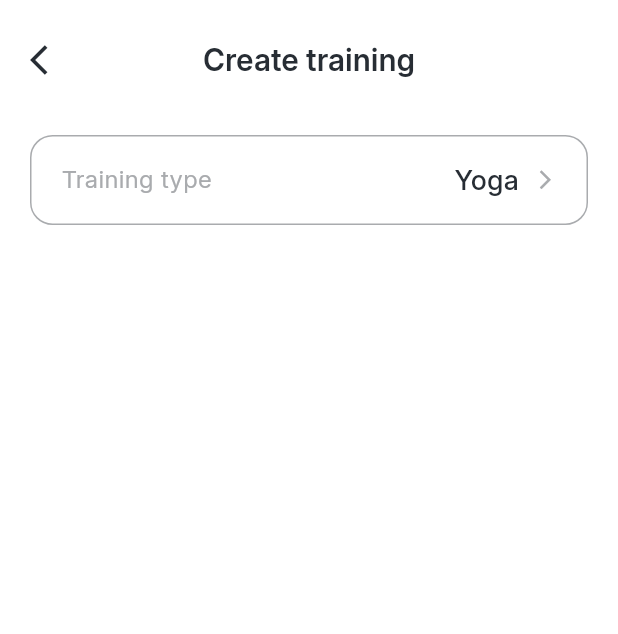
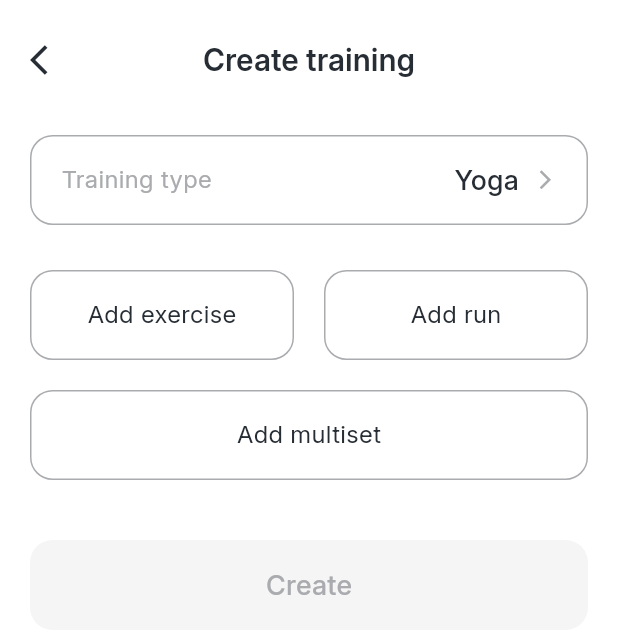
Before and after one commit to OscrTR/MyFitnessTracker, a Flutter app: the TrainingsPage screen opened by its route, after a tap on "Create a yoga training", on a phone screen of 412 x 824 dp. Shown: the top 634 px of the screen. Run offline on Flutter 3.47's test engine with Material 3 defaults, Android fonts, the phone set to English and light mode, and no system bars; our stand-ins replace animated_custom_dropdown, bloc, dartz, easy_localization, equatable, flutter_bloc and 8 more; accounts and stored records are empty.

Commit message:
feat: basic detail training page

```diff
--- a/lib/assets/translations/en-US.json
+++ b/lib/assets/translations/en-US.json
@@ -3,6 +3,7 @@
   "global_delete": "Delete",
   "global_save": "Save",
   "global_edit": "Edit",
+  "global_create": "Create",
   "global_yoga": "Yoga",
   "global_workout": "Workout",
   "global_run": "Run",
@@ -36,6 +37,9 @@
   "training_detail_page_title_create": "Create training",
   "training_detail_page_title_edit": "Edit training",
   "training_detail_page_training_type": "Training type",
+  "training_detail_page_add_exercise": "Add exercise",
+  "training_detail_page_add_run": "Add run",
+  "training_detail_page_add_multiset": "Add multiset",
 
   "exercise_page_exercises": "Exercises",
 
--- a/lib/assets/translations/fr-FR.json
+++ b/lib/assets/translations/fr-FR.json
@@ -3,6 +3,7 @@
   "global_delete": "Supprimer",
   "global_save": "Enregistrer",
   "global_edit": "Modifier",
+  "global_create": "Créer",
   "global_yoga": "Yoga",
   "global_workout": "Musculation",
   "global_run": "Course",
@@ -36,6 +37,9 @@
   "training_detail_page_title_create": "Créer un entraînement",
   "training_detail_page_title_edit": "Modifier un entraînement",
   "training_detail_page_training_type": "Type d'entraînement",
+  "training_detail_page_add_exercise": "Ajouter un exercice",
+  "training_detail_page_add_run": "Ajouter une course",
+  "training_detail_page_add_multiset": "Ajouter un multiset",
 
   "exercise_page_exercises": "Exercices",
 
--- a/lib/features/training_management/presentation/pages/training_details_page.dart
+++ b/lib/features/training_management/presentation/pages/training_details_page.dart
@@ -40,7 +40,97 @@ class _TrainingDetailsPageState extends State<TrainingDetailsPage> {
             }
 
             return Column(children: [
-              SizedBox(
+              _pageTitle(context, training),
+              const SizedBox(height: 30),
+              _trainingTypeSelection(context),
+              const SizedBox(height: 30),
+              Row(
+                children: [
+                  Expanded(
+                    child: GestureDetector(
+                      onTap: () {},
+                      child: Container(
+                        height: 60,
+                        padding: const EdgeInsets.symmetric(horizontal: 20),
+                        decoration: BoxDecoration(
+                            border: Border.all(color: AppColors.lightBlack),
+                            borderRadius: BorderRadius.circular(15)),
+                        child: Center(
+                            child: Text(context
+                                .tr('training_detail_page_add_exercise'))),
+                      ),
+                    ),
+                  ),
+                  const SizedBox(width: 20),
+                  Expanded(
+                    child: GestureDetector(
+                      child: Container(
+                        height: 60,
+                        padding: const EdgeInsets.symmetric(horizontal: 20),
+                        decoration: BoxDecoration(
+                            border: Border.all(color: AppColors.lightBlack),
+                            borderRadius: BorderRadius.circular(15)),
+                        child: Center(
+                            child: Text(
+                                context.tr('training_detail_page_add_run'))),
+                      ),
+                    ),
+                  ),
+                ],
+              ),
+              const SizedBox(height: 20),
+              GestureDetector(
+                child: Container(
+                  height: 60,
+                  padding: const EdgeInsets.symmetric(horizontal: 20),
+                  decoration: BoxDecoration(
+                      border: Border.all(color: AppColors.lightBlack),
+                      borderRadius: BorderRadius.circular(15)),
+                  child: Center(
+                      child: Text(
+                          context.tr('training_detail_page_add_multiset'))),
+                ),
+              ),
+              const SizedBox(height: 40),
+              GestureDetector(
+                onTap: () {},
+                child: Container(
+                  decoration: BoxDecoration(
+                    color: training == null
+                        ? AppColors.lightGrey
+                        : AppColors.black,
+                    borderRadius: BorderRadius.circular(15),
+                  ),
+                  padding: const EdgeInsets.symmetric(horizontal: 20),
+                  height: 60,
+                  child: Row(
+                    mainAxisAlignment: MainAxisAlignment.center,
+                    children: [
+                      Text(
+                        context.tr(
+                            training == null ? 'global_create' : 'global_save'),
+                        style: Theme.of(context)
+                            .textTheme
+                            .titleMedium!
+                            .copyWith(
+                                color: training == null
+                                    ? AppColors.lightBlack
+                                    : AppColors.white),
+                      ),
+                    ],
+                  ),
+                ),
+              ),
+            ]);
+          }
+          return Center(child: Text(context.tr('error_state')));
+        }),
+      ),
+    );
+  }
+
+  SizedBox _pageTitle(BuildContext context, Training? training) {
+    return SizedBox(
       height: 40,
       child: Stack(
         children: [
@@ -69,9 +159,11 @@ class _TrainingDetailsPageState extends State<TrainingDetailsPage> {
           ),
         ],
       ),
-              ),
-              const SizedBox(height: 30),
-              Container(
+    );
+  }
+
+  Container _trainingTypeSelection(BuildContext context) {
+    return Container(
       height: 60,
       decoration: BoxDecoration(
           border: Border.all(color: AppColors.lightBlack),
@@ -145,12 +237,6 @@ class _TrainingDetailsPageState extends State<TrainingDetailsPage> {
           ],
         ),
       ),
-              )
-            ]);
-          }
-          return Center(child: Text(context.tr('error_state')));
-        }),
-      ),
     );
   }
 }
--- a/lib/router.dart
+++ b/lib/router.dart
@@ -90,10 +90,10 @@ final router = GoRouter(
         GoRoute(
           path: '/training_detail',
           pageBuilder: (context, state) {
-            final trainingType = state.extra as TrainingType;
+            final trainingType = state.extra as TrainingType?;
             return CustomTransitionPage(
               child: TrainingDetailsPage(
-                trainingType: trainingType,
+                trainingType: trainingType ?? TrainingType.yoga,
               ),
               transitionsBuilder:
                   (context, animation, secondaryAnimation, child) {
```
Lines whose indentation alone changed are shown as unchanged.
